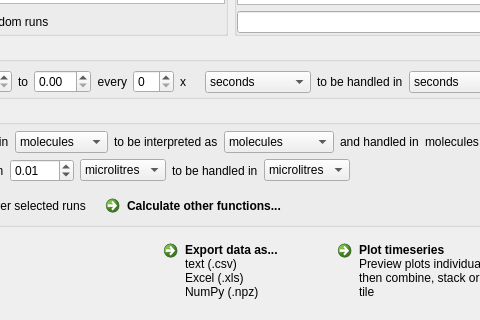
The window that infobiotics/mcss/results/mcss_results_widget.ui (jvb/infobiotics-dashboard) describes before a commit, drawn with Qt 5; both pictures show x 93 to 573 and y 342 to 662 of the 965 by 662 pixel window.
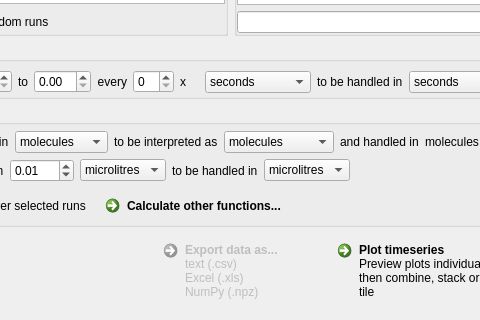
The same window after the commit. Icons and pictures are not drawn. Custom widgets are drawn as their Qt base class.

```diff
--- a/infobiotics/mcss/results/mcss_results_widget.ui
+++ b/infobiotics/mcss/results/mcss_results_widget.ui
@@ -1210,6 +1210,9 @@
      </item>
      <item>
       <widget class="QCommandLinkButton" name="export_data_as_button">
+       <property name="enabled">
+        <bool>false</bool>
+       </property>
        <property name="toolTip">
         <string>Save timeseries data for selected runs, species and compartments</string>
        </property>
```
